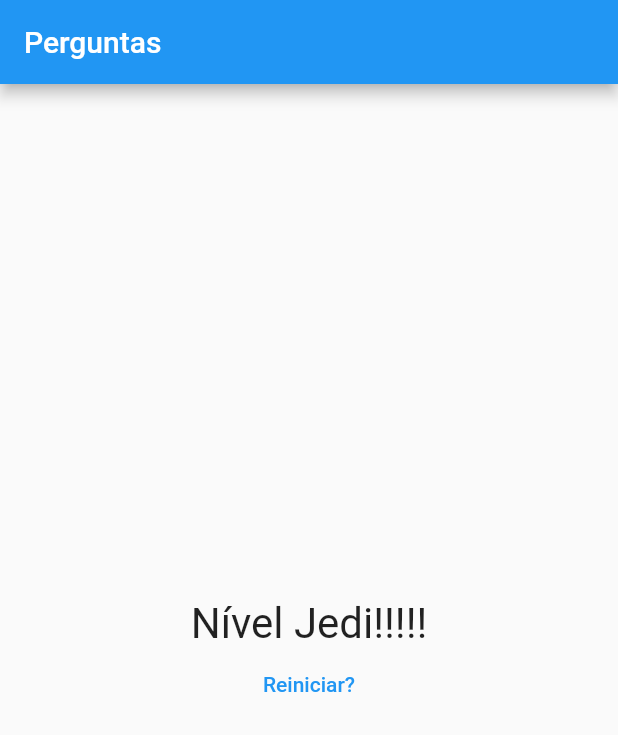
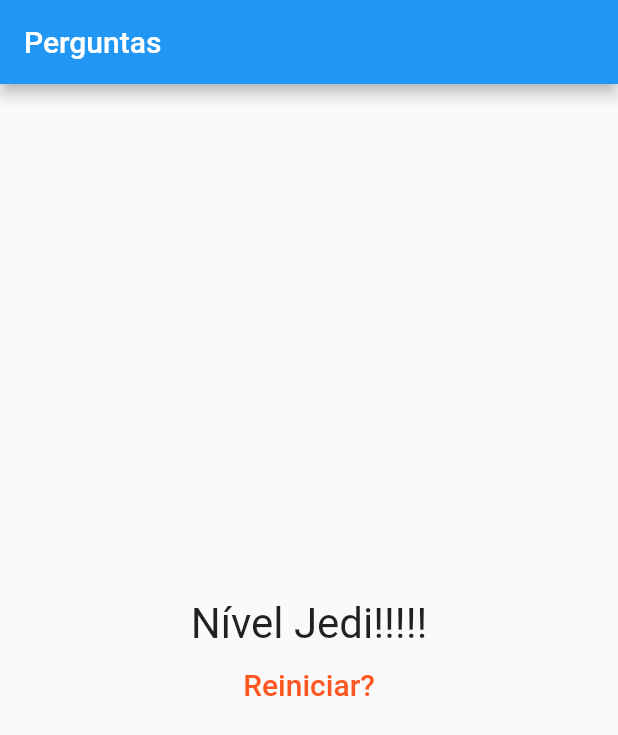
Before and after one commit to MarckVinny/CursoFlutter, a Flutter app: the screen it shows after launch, after a tap on "Preto", after a tap on "Cobra", after a tap on "João", on a phone screen of 412 x 824 dp. Shown: the top 735 px of the screen. Run offline on Flutter 3.47's test engine with Material 2 defaults, Android fonts, the phone set to English and light mode, and no system bars.

Commit message:
personalizando TextButton

```diff
--- a/lib/resultado.dart
+++ b/lib/resultado.dart
@@ -32,7 +32,13 @@ class Resultado extends StatelessWidget {
         )),
         TextButton(
           onPressed: quandoReiniciarQuestionario,
-          child: const Text('Reiniciar?'),
+          child: const Text(
+            'Reiniciar?',
+            style: TextStyle(
+              fontSize: 20,
+              color: Colors.deepOrange,
+            ),
+          ),
         ),
       ],
     );
```
